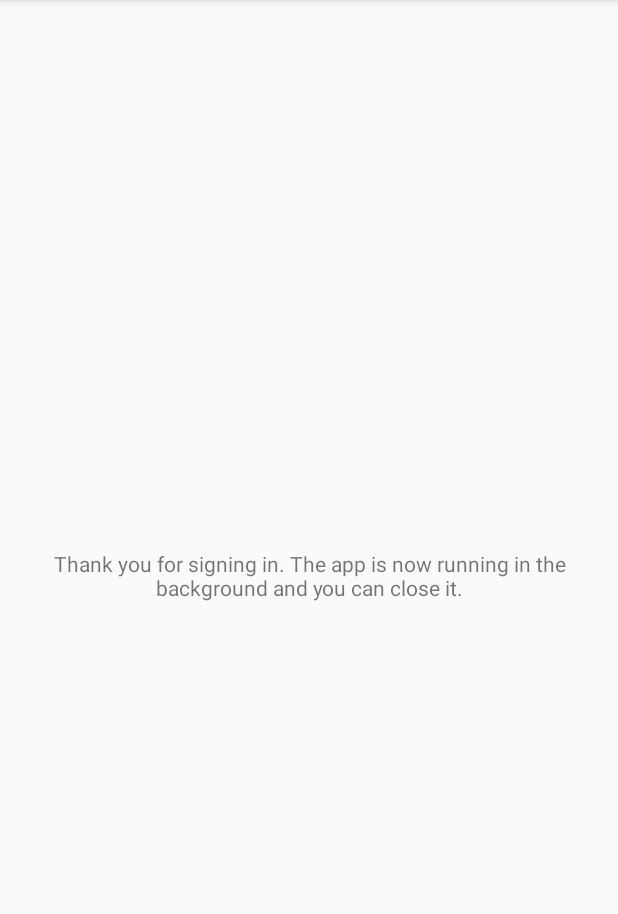
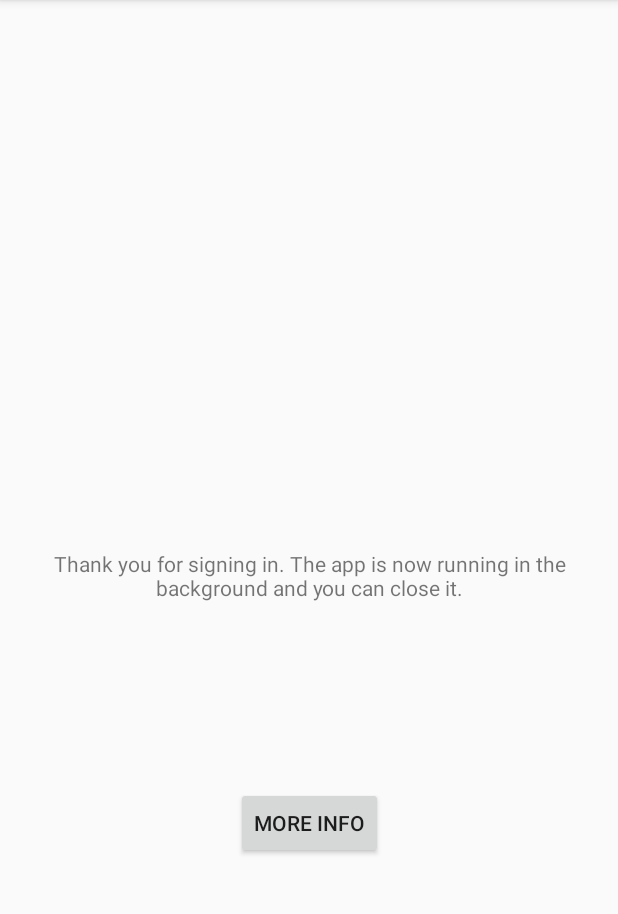
Before and after one commit to vikrant4k/AppDetection, an Android app: the MainActivity screen opened directly, with no data from a screen before it, on a phone screen of 412 x 824 dp, the part 84-998 px from its top. Run offline under Robolectric (Android 15) with nearby library versions, the phone set to English and light mode, and no system bars; libraries missing offline, so code that uses them is left out: com.amazonaws.mobile, com.crashlytics.android, com.rvalerio.fgchecker, io.fabric.sdk; 3 statements that could not run were skipped.

Commit message:
Add more infromation and info about how to access data

```diff
--- a/AppDetection/app/src/main/AndroidManifest.xml
+++ b/AppDetection/app/src/main/AndroidManifest.xml
@@ -60,6 +60,7 @@
     <activity android:name=".AuthenticatorActivity">
       <intent-filter>
         <action android:name="android.intent.action.MAIN"/>
+
         <category android:name="android.intent.category.LAUNCHER"/>
       </intent-filter>
     </activity>
@@ -78,6 +79,11 @@
       android:name=".AgreementNotAcceptedActivity"
       android:theme="@style/AppTheme.NoActionBar">
     </activity>
+    <activity
+      android:label="@string/title_activity_information"
+      android:name=".background.listener.InformationActivity"
+      android:theme="@style/AppTheme.NoActionBar">
+    </activity>
   </application>
 
 </manifest>
--- a/AppDetection/app/src/main/java/vik/com/appdetection/MainActivity.java
+++ b/AppDetection/app/src/main/java/vik/com/appdetection/MainActivity.java
@@ -23,6 +23,7 @@ import com.google.android.gms.common.api.GoogleApiClient;
 import com.google.android.gms.location.ActivityRecognition;
 
 import io.fabric.sdk.android.Fabric;
+import vik.com.appdetection.background.listener.InformationActivity;
 import vik.com.appdetection.background.reciever.ScreenOnReciever;
 import vik.com.appdetection.background.service.AppDetectorService;
 import vik.com.appdetection.background.service.ReciverStartService;
@@ -85,4 +86,9 @@ public class MainActivity extends AppCompatActivity  {
     public void dumpData(View view) {
         DataDumper.dumpData(getApplicationContext());
     }
+
+    public void showInformationActivity(View v) {
+        Intent intent = new Intent(this, InformationActivity.class);
+        startActivity(intent);
+    }
 }
--- a/AppDetection/app/src/main/res/layout/activity_main.xml
+++ b/AppDetection/app/src/main/res/layout/activity_main.xml
@@ -6,17 +6,20 @@
   android:layout_height="match_parent"
   tools:context=".MainActivity">
     <TextView
+      android:id="@+id/textView3"
       android:layout_width="match_parent"
       android:layout_height="match_parent"
       android:gravity="center"
       android:text="@string/display_message"/>
     <Button
-      android:id="@+id/button2"
-      android:visibility="gone"
+      android:id="@+id/button3"
       android:layout_width="wrap_content"
       android:layout_height="wrap_content"
-      android:onClick="dumpData"
-      android:text="Dump data manually"
-      tools:layout_editor_absoluteX="102dp"
-      tools:layout_editor_absoluteY="231dp"/>
+      android:onClick="showInformationActivity"
+      android:text="More info"
+      app:layout_constraintBottom_toTopOf="@+id/textView3"
+      app:layout_constraintEnd_toStartOf="@+id/textView3"
+      app:layout_constraintStart_toEndOf="@+id/textView3"
+      app:layout_constraintTop_toBottomOf="@+id/textView3"
+      app:layout_constraintVertical_bias="0.298"/>
 </android.support.constraint.ConstraintLayout>
--- a/AppDetection/app/src/main/res/values/dimens.xml
+++ b/AppDetection/app/src/main/res/values/dimens.xml
@@ -1,3 +1,5 @@
 <resources>
   <dimen name="fab_margin">16dp</dimen>
+  <dimen name="app_bar_height">180dp</dimen>
+  <dimen name="text_margin">16dp</dimen>
 </resources>
```
Also changed, not shown: AppDetection/app/src/main/java/vik/com/appdetection/background/listener/InformationActivity.java (added, +20 -0 lines), AppDetection/app/src/main/res/layout/activity_information.xml (added, +48 -0 lines), AppDetection/app/src/main/res/layout/content_information.xml (added, +18 -0 lines), AppDetection/app/src/main/res/menu/menu_information.xml (added, +10 -0 lines), AppDetection/app/src/main/res/values/strings.xml (+21 -1 lines). Lines whose indentation alone changed are shown as unchanged.
